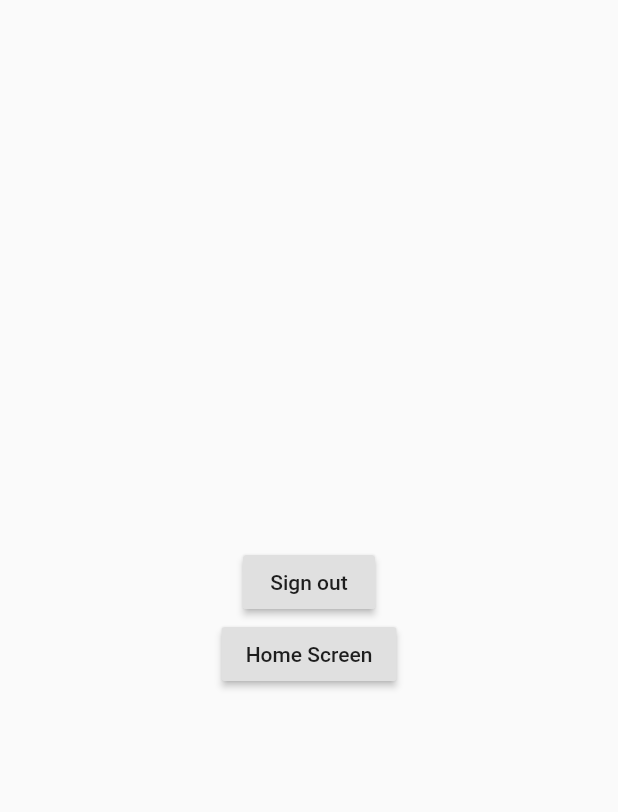
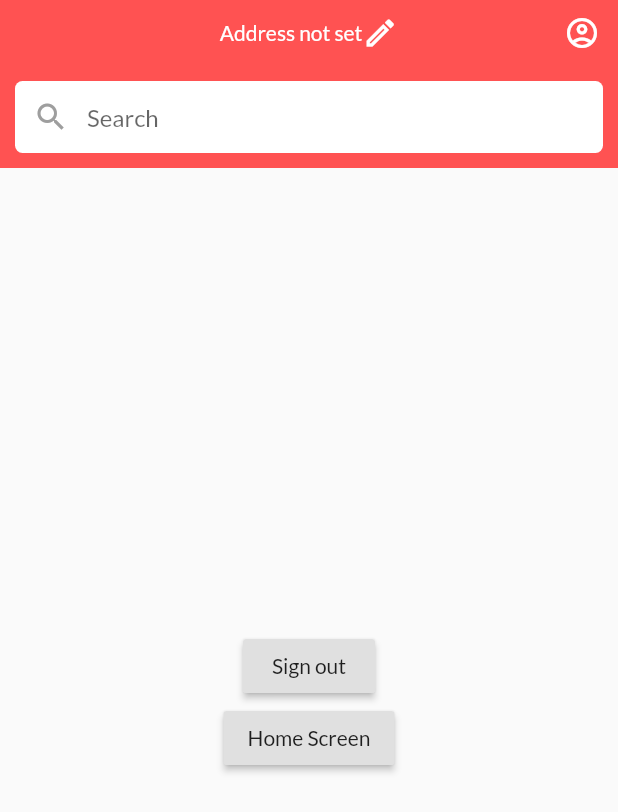
Before and after one commit to hyperX1/kuickmeat-customer-app, a Flutter app: the HomeScreen screen opened by its route, on a phone screen of 412 x 824 dp. Shown: the top 812 px of the screen. Run offline on Flutter 3.47's test engine with Material 2 defaults, Android fonts, the phone set to English and light mode, and no system bars; our stand-ins replace cloud_firestore, dots_indicator, firebase_auth, firebase_core, flutter_spinkit, geolocator and 2 more; missing offline and left inert: geocoder; accounts and stored records are empty.

Commit message:
Changed some files

```diff
--- a/lib/Screens/homeScreen.dart
+++ b/lib/Screens/homeScreen.dart
@@ -1,15 +1,99 @@
 import 'package:firebase_auth/firebase_auth.dart';
 import 'package:flutter/material.dart';
+import 'package:kuickmeat_app/Screens/map_screen.dart';
 import 'package:kuickmeat_app/Screens/welcome_screen.dart';
 import 'package:kuickmeat_app/providers/auth_provider.dart';
+import 'package:kuickmeat_app/providers/location_provider.dart';
 import 'package:provider/provider.dart';
+import 'package:shared_preferences/shared_preferences.dart';
 
-class HomeScreen extends StatelessWidget {
+class HomeScreen extends StatefulWidget {
   static const String id = 'home-screen';
+
+  @override
+  _HomeScreenState createState() => _HomeScreenState();
+}
+
+class _HomeScreenState extends State<HomeScreen> {
+
+  String _location ='';
+
+  @override
+  void initState() {
+    getPrefs();
+    super.initState();
+  }
+
+  getPrefs() async{
+    SharedPreferences prefs = await SharedPreferences.getInstance();
+    String location = prefs.getString('location');
+    setState(() {
+      _location=location;
+    });
+  }
+
   @override
   Widget build(BuildContext context) {
     final auth = Provider.of<AuthProvider>(context);
+    final locationData = Provider.of<LocationProvider>(context);
     return Scaffold(
+      appBar: AppBar(
+        elevation: 0.0,
+        leading: Container(),
+        title: FlatButton(
+          onPressed: () {
+            locationData.getCurrentPosition();
+            if(locationData.permissionAllowed==true){
+              Navigator.pushNamed(context, MapScreen.id);
+            }else{
+              print('Permission not allowed');
+            }
+          },
+          child: Row(
+            mainAxisSize: MainAxisSize.min,
+            children: [
+              Flexible(
+                child: Text(
+                  _location==null ? 'Address not set' : _location,
+                  style: TextStyle(color: Colors.white),overflow: TextOverflow.ellipsis,
+                ),
+              ),
+              Icon(
+                Icons.edit_outlined,
+                color: Colors.white,
+              ),
+            ],
+          ),
+        ),
+        actions: [
+          IconButton(
+            icon: Icon(Icons.account_circle_outlined,color: Colors.white,),
+            onPressed: () {},
+          ),
+        ],
+        centerTitle: true,
+        bottom: PreferredSize(
+          preferredSize: Size.fromHeight(56),
+          child: Padding(
+            padding: const EdgeInsets.all(10.0),
+            child: TextField(
+              decoration: InputDecoration(
+                  hintText: 'Search',
+                  prefixIcon: Icon(
+                    Icons.search,
+                    color: Colors.grey,
+                  ),
+                  border: OutlineInputBorder(
+                    borderRadius: BorderRadius.circular(5),
+                    borderSide: BorderSide.none,
+                  ),
+                  contentPadding: EdgeInsets.zero,
+                  filled: true,
+                  fillColor: Colors.white),
+            ),
+          ),
+        ),
+      ),
       body: Center(
         child: Column(
           mainAxisSize: MainAxisSize.min,
--- a/lib/Screens/onboard_screen.dart
+++ b/lib/Screens/onboard_screen.dart
@@ -90,7 +90,7 @@ class _OnBoardScreenState extends State<OnBoardScreen> {
               activeSize: const Size(18.0, 9.0),
               activeShape: RoundedRectangleBorder(
                   borderRadius: BorderRadius.circular(5.0)),
-              activeColor: Colors.redAccent),
+              activeColor: Theme.of(context).primaryColor),
         ),
         SizedBox(
           height: 20,
--- a/lib/main.dart
+++ b/lib/main.dart
@@ -35,6 +35,7 @@ class MyApp extends StatelessWidget {
     return MaterialApp(
       theme: ThemeData(
         primaryColor: Colors.redAccent,
+        fontFamily: 'Lato',
       ),
       debugShowCheckedModeBanner: false,
       initialRoute: SplashScreen.id,
```
Also changed, not shown: lib/Screens/login_screen.dart (+6 -4 lines), lib/Screens/map_screen.dart (+7 -3 lines), lib/Screens/welcome_screen.dart (+13 -3 lines), lib/providers/auth_provider.dart (+46 -25 lines), lib/providers/location_provider.dart (+11 -0 lines), lib/services/user_services.dart (+4 -7 lines), pubspec.yaml (+12 -1 lines), fonts/Anton-Regular.ttf (added), fonts/Lato-Bold.ttf (added), fonts/Lato-Regular.ttf (added), pubspec.lock.
